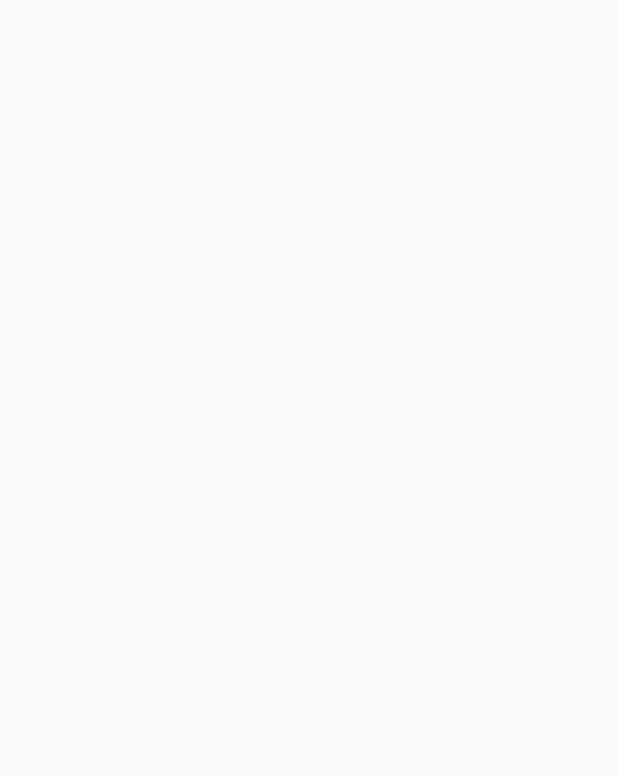
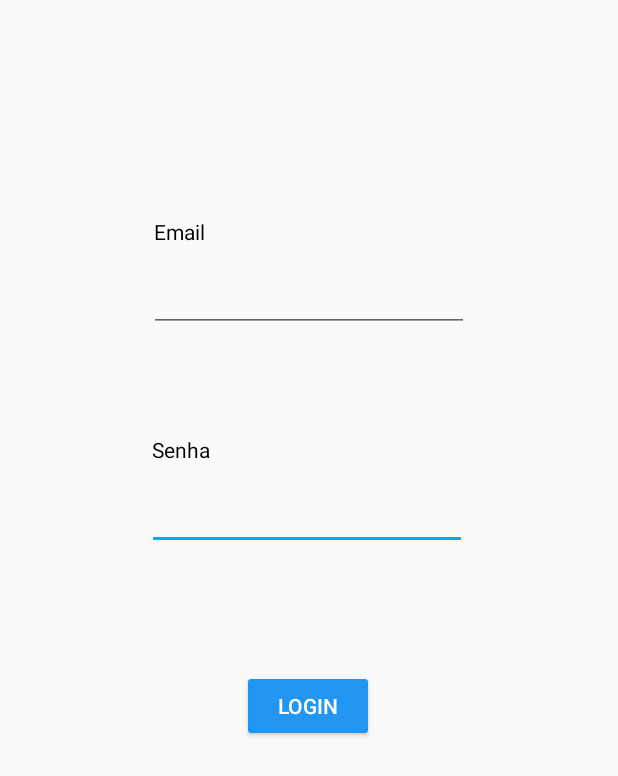
Before and after one commit to EduardoThums/HelpDeskMobile, an Android app: the LoginActivity screen opened directly, with no data from a screen before it, on a phone screen of 412 x 824 dp. Before the commit the part shown is empty. Shown: the top 776 px of the screen. Run offline under Robolectric (Android 15) with nearby library versions, the phone set to English and light mode, and no system bars; our stand-ins replace ButterKnife.

Commit message:
Add basic login activity

```diff
--- a/android-app/app/src/main/java/help/desk/mobile/app/activity/LoginActivity.java
+++ b/android-app/app/src/main/java/help/desk/mobile/app/activity/LoginActivity.java
@@ -1,12 +1,18 @@
 package help.desk.mobile.app.activity;
 
 import androidx.appcompat.app.AppCompatActivity;
+import butterknife.BindView;
 
 import android.os.Bundle;
+import android.widget.Button;
+import android.widget.EditText;
 
 import com.example.helpdeskmobile.R;
 
 public class LoginActivity extends AppCompatActivity {
+    @BindView(R.id.login_button) private Button loginButton;
+    @BindView(R.id.login_email_edit_text) private EditText emailEditText;
+    @BindView(R.id.login_password_edit_text) private EditText passwordEditText;
 
     @Override
     protected void onCreate(Bundle savedInstanceState) {
--- a/android-app/app/src/main/res/layout/activity_login.xml
+++ b/android-app/app/src/main/res/layout/activity_login.xml
@@ -6,4 +6,69 @@
     android:layout_height="match_parent"
     tools:context="help.desk.mobile.app.activity.LoginActivity">
 
+    <EditText
+        android:id="@+id/login_password_edit_text"
+        android:layout_width="wrap_content"
+        android:layout_height="wrap_content"
+        android:layout_marginTop="100dp"
+        android:ems="10"
+        android:inputType="textPassword"
+        android:textAlignment="viewStart"
+        android:textColor="@color/pureBlack"
+        app:layout_constraintEnd_toEndOf="parent"
+        app:layout_constraintHorizontal_bias="0.494"
+        app:layout_constraintStart_toStartOf="parent"
+        app:layout_constraintTop_toBottomOf="@+id/login_email_edit_text" />
+
+    <EditText
+        android:id="@+id/login_email_edit_text"
+        android:layout_width="wrap_content"
+        android:layout_height="wrap_content"
+        android:layout_marginTop="176dp"
+        android:ems="10"
+        android:inputType="textEmailAddress"
+        android:textAlignment="viewStart"
+        android:textColor="@color/pureBlack"
+        app:layout_constraintEnd_toEndOf="parent"
+        app:layout_constraintStart_toStartOf="parent"
+        app:layout_constraintTop_toTopOf="parent" />
+
+    <Button
+        android:id="@+id/login_button"
+        android:layout_width="wrap_content"
+        android:layout_height="wrap_content"
+        android:layout_marginTop="80dp"
+        android:backgroundTint="@color/colorPrimary"
+        android:foreground="?attr/selectableItemBackground"
+        android:clickable="true"
+        android:text="@string/login_button"
+        android:textColor="@color/textPrimary"
+        app:layout_constraintEnd_toEndOf="parent"
+        app:layout_constraintHorizontal_bias="0.498"
+        app:layout_constraintStart_toStartOf="parent"
+        app:layout_constraintTop_toBottomOf="@+id/login_password_edit_text" />
+
+    <TextView
+        android:id="@+id/login_email_label_text"
+        android:layout_width="wrap_content"
+        android:layout_height="wrap_content"
+        android:layout_marginBottom="12dp"
+        android:text="@string/email_text"
+        android:textColor="@color/pureBlack"
+        app:layout_constraintBottom_toTopOf="@+id/login_email_edit_text"
+        app:layout_constraintEnd_toEndOf="parent"
+        app:layout_constraintHorizontal_bias="0.272"
+        app:layout_constraintStart_toStartOf="parent" />
+
+    <TextView
+        android:id="@+id/login_password_label_text"
+        android:layout_width="wrap_content"
+        android:layout_height="wrap_content"
+        android:layout_marginBottom="12dp"
+        android:text="@string/password_text"
+        android:textColor="@color/pureBlack"
+        app:layout_constraintBottom_toTopOf="@+id/login_password_edit_text"
+        app:layout_constraintEnd_toEndOf="parent"
+        app:layout_constraintHorizontal_bias="0.272"
+        app:layout_constraintStart_toStartOf="parent" />
 </androidx.constraintlayout.widget.ConstraintLayout>
--- a/android-app/app/src/main/res/layout/activity_main.xml
+++ b/android-app/app/src/main/res/layout/activity_main.xml
@@ -20,7 +20,7 @@
         app:layout_constraintTop_toTopOf="parent" />
 
     <Button
-        android:id="@+id/login_button"
+        android:id="@+id/to_login_screen_button"
         android:layout_width="120dp"
         android:layout_height="wrap_content"
         android:layout_marginTop="164dp"
@@ -35,7 +35,7 @@
         app:layout_constraintTop_toBottomOf="@+id/welcome_text" />
 
     <Button
-        android:id="@+id/sign_up_button"
+        android:id="@+id/to_sign_up_screen_button"
         android:layout_width="120dp"
         android:layout_height="wrap_content"
         android:layout_marginTop="48dp"
@@ -47,5 +47,5 @@
         app:layout_constraintEnd_toEndOf="parent"
         app:layout_constraintHorizontal_bias="0.498"
         app:layout_constraintStart_toStartOf="parent"
-        app:layout_constraintTop_toBottomOf="@+id/login_button" />
+        app:layout_constraintTop_toBottomOf="@+id/to_login_screen_button" />
 </androidx.constraintlayout.widget.ConstraintLayout>
--- a/android-app/app/src/main/res/values/colors.xml
+++ b/android-app/app/src/main/res/values/colors.xml
@@ -3,7 +3,7 @@
     <color name="colorPrimary">#2196F3</color>
     <color name="colorPrimaryDark">#1976D2</color>
     <color name="colorAccent">#03A9F4</color>
-    <color name="pureBlack">#000</color>
+    <color name="pureBlack">#000000</color>
     <color name="textPrimary">#FFFFFF</color>
     <color name="textSecondary">#757575</color>
 </resources>
--- a/android-app/app/src/main/res/values/strings.xml
+++ b/android-app/app/src/main/res/values/strings.xml
@@ -3,4 +3,6 @@
     <string name="app_name" translatable="false">HelpDeskMobile</string>
     <string name="login_button" translatable="false">Login</string>
     <string name="sign_up_button" translatable="false">Cadastro</string>
+    <string name="email_text" translatable="false">Email</string>
+    <string name="password_text" translatable="false">Senha</string>
 </resources>
```
